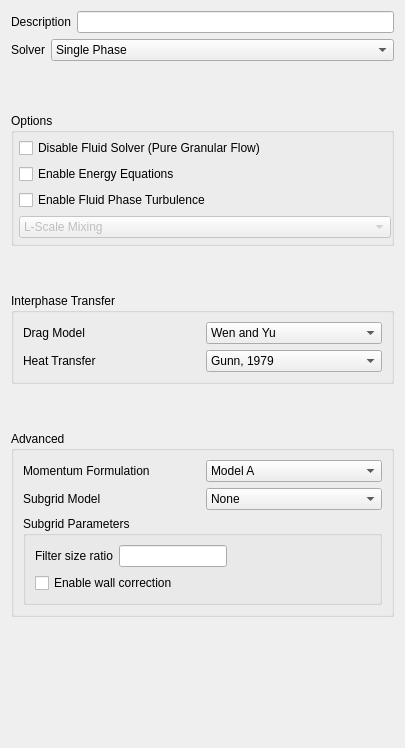
Before: the Qt Designer form gui/uifiles/model.ui in truongd8593/mfix, drawn with Qt 5.
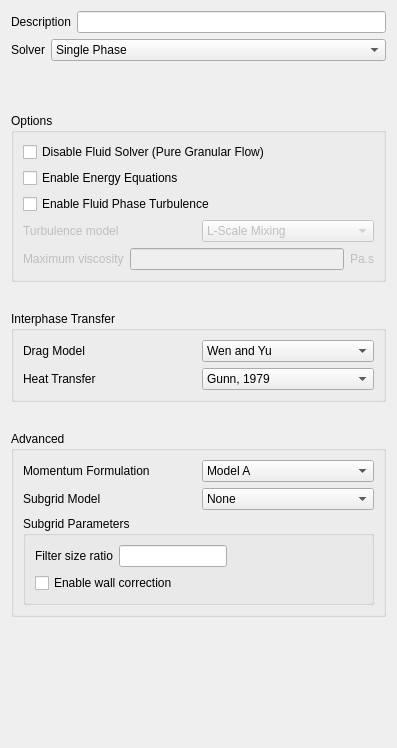
After: the same form once the commit is applied. Custom widgets are drawn as their Qt base class.

Commit message: add support for mu_gmax

```diff
--- a/gui/uifiles/model.ui
+++ b/gui/uifiles/model.ui
@@ -6,7 +6,7 @@
    <rect>
     <x>0</x>
     <y>0</y>
-    <width>405</width>
+    <width>397</width>
     <height>748</height>
    </rect>
   </property>
@@ -92,34 +92,53 @@
      <property name="flat">
       <bool>true</bool>
      </property>
-     <layout class="QGridLayout" name="gridLayout_3">
-      <property name="leftMargin">
-       <number>5</number>
-      </property>
-      <property name="topMargin">
-       <number>5</number>
-      </property>
-      <property name="rightMargin">
-       <number>0</number>
-      </property>
-      <property name="bottomMargin">
-       <number>5</number>
-      </property>
-      <item row="0" column="0">
+     <layout class="QGridLayout" name="gridLayout_2">
+      <item row="0" column="0" colspan="2">
        <widget class="QCheckBox" name="checkbox_disable_fluid_solver">
         <property name="text">
          <string>Disable Fluid Solver (Pure Granular Flow)</string>
         </property>
        </widget>
       </item>
-      <item row="1" column="0">
+      <item row="1" column="0" colspan="2">
        <widget class="CheckBox" name="checkbox_keyword_energy_eq">
         <property name="text">
          <string>Enable Energy Equations</string>
         </property>
        </widget>
       </item>
-      <item row="2" column="0">
+      <item row="4" column="0" colspan="2">
+       <layout class="QHBoxLayout" name="horizontalLayout_3">
+        <item>
+         <widget class="QLabel" name="label_mu_gmax">
+          <property name="enabled">
+           <bool>false</bool>
+          </property>
+          <property name="text">
+           <string>Maximum viscosity</string>
+          </property>
+         </widget>
+        </item>
+        <item>
+         <widget class="LineEdit" name="lineedit_keyword_mu_gmax">
+          <property name="enabled">
+           <bool>false</bool>
+          </property>
+         </widget>
+        </item>
+        <item>
+         <widget class="QLabel" name="label_mu_gmax_units">
+          <property name="enabled">
+           <bool>false</bool>
+          </property>
+          <property name="text">
+           <string>Pa.s</string>
+          </property>
+         </widget>
+        </item>
+       </layout>
+      </item>
+      <item row="2" column="0" colspan="2">
        <widget class="QCheckBox" name="checkbox_enable_turbulence">
         <property name="text">
          <string>Enable Fluid Phase Turbulence</string>
@@ -127,6 +146,16 @@
        </widget>
       </item>
       <item row="3" column="0">
+       <widget class="QLabel" name="label_turbulence_model">
+        <property name="enabled">
+         <bool>false</bool>
+        </property>
+        <property name="text">
+         <string>Turbulence model</string>
+        </property>
+       </widget>
+      </item>
+      <item row="3" column="1">
        <widget class="ComboBox" name="combobox_turbulence_model">
         <property name="enabled">
          <bool>false</bool>
```
The commit also changes 1 other file.
